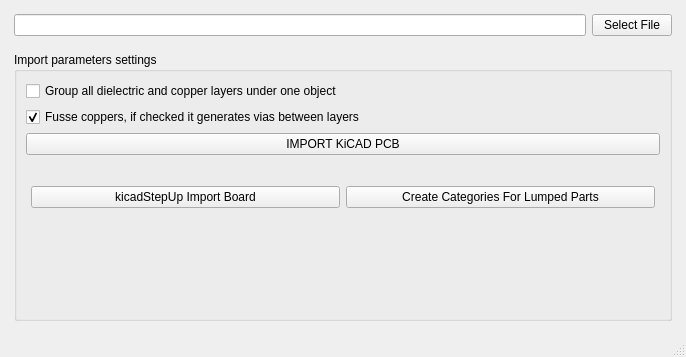
First picture: the form in ui/dialog_KiCAD_Importer.ui, repository LubomirJagos42/FreeCAD-OpenEMS-Export, before the edit.
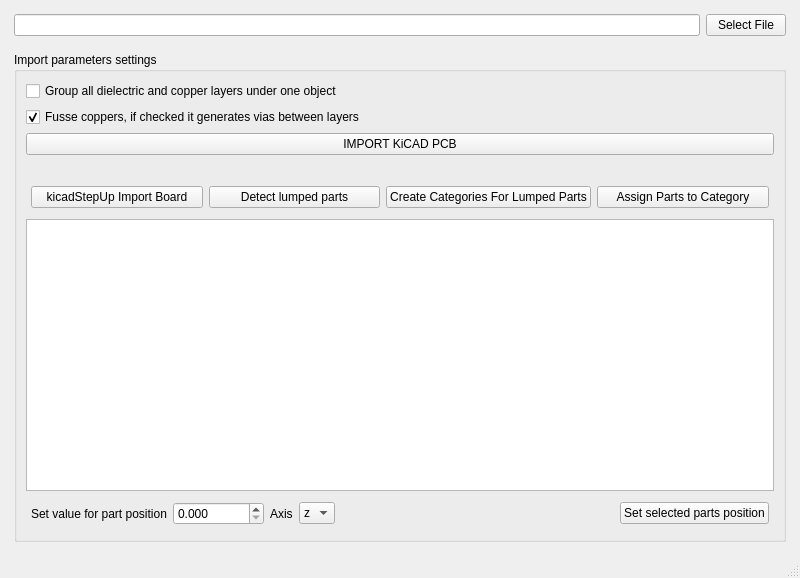
Second picture: the form after the edit.

Commit message: added new features to detect lumped parts and create categories for R,L,C elements

What changed in the file:
```diff
--- a/ui/dialog_KiCAD_Importer.ui
+++ b/ui/dialog_KiCAD_Importer.ui
@@ -6,8 +6,8 @@
    <rect>
     <x>0</x>
     <y>0</y>
-    <width>686</width>
-    <height>357</height>
+    <width>800</width>
+    <height>578</height>
    </rect>
   </property>
   <property name="windowTitle">
@@ -136,6 +136,13 @@
              </property>
             </widget>
            </item>
+           <item>
+            <widget class="QPushButton" name="buttonDetectLumpedParts">
+             <property name="text">
+              <string>Detect lumped parts</string>
+             </property>
+            </widget>
+           </item>
            <item>
             <widget class="QPushButton" name="buttonCreateLumpedElementsCategories">
              <property name="text">
@@ -143,20 +150,102 @@
              </property>
             </widget>
            </item>
+           <item>
+            <widget class="QPushButton" name="buttonAssignLumpedElementsCategories">
+             <property name="text">
+              <string>Assign Parts to Category</string>
+             </property>
+            </widget>
+           </item>
           </layout>
          </item>
          <item>
-          <spacer name="verticalSpacer_3">
-           <property name="orientation">
-            <enum>Qt::Orientation::Vertical</enum>
+          <widget class="QTableView" name="table"/>
+         </item>
+         <item>
+          <layout class="QHBoxLayout" name="horizontalLayout_3">
+           <property name="leftMargin">
+            <number>5</number>
            </property>
-           <property name="sizeHint" stdset="0">
-            <size>
-             <width>20</width>
-             <height>40</height>
-            </size>
+           <property name="topMargin">
+            <number>5</number>
            </property>
-          </spacer>
+           <property name="rightMargin">
+            <number>5</number>
+           </property>
+           <property name="bottomMargin">
+            <number>5</number>
+           </property>
+           <item>
+            <widget class="QLabel" name="label">
+             <property name="text">
+              <string>Set value for part position</string>
+             </property>
+            </widget>
+           </item>
+           <item>
+            <widget class="QDoubleSpinBox" name="partPosition">
+             <property name="decimals">
+              <number>3</number>
+             </property>
+             <property name="maximum">
+              <double>1000000000.000000000000000</double>
+             </property>
+             <property name="singleStep">
+              <double>0.100000000000000</double>
+             </property>
+            </widget>
+           </item>
+           <item>
+            <widget class="QLabel" name="label_2">
+             <property name="text">
+              <string>Axis</string>
+             </property>
+            </widget>
+           </item>
+           <item>
+            <widget class="QComboBox" name="partPositionAxis">
+             <property name="currentIndex">
+              <number>2</number>
+             </property>
+             <item>
+              <property name="text">
+               <string>x</string>
+              </property>
+             </item>
+             <item>
+              <property name="text">
+               <string>y</string>
+              </property>
+             </item>
+             <item>
+              <property name="text">
+               <string>z</string>
+              </property>
+             </item>
+            </widget>
+           </item>
+           <item>
+            <spacer name="horizontalSpacer">
+             <property name="orientation">
+              <enum>Qt::Orientation::Horizontal</enum>
+             </property>
+             <property name="sizeHint" stdset="0">
+              <size>
+               <width>40</width>
+               <height>20</height>
+              </size>
+             </property>
+            </spacer>
+           </item>
+           <item>
+            <widget class="QPushButton" name="partPositionSetButton">
+             <property name="text">
+              <string>Set selected parts position</string>
+             </property>
+            </widget>
+           </item>
+          </layout>
          </item>
         </layout>
        </widget>
```
The commit also changes 3 other files.
